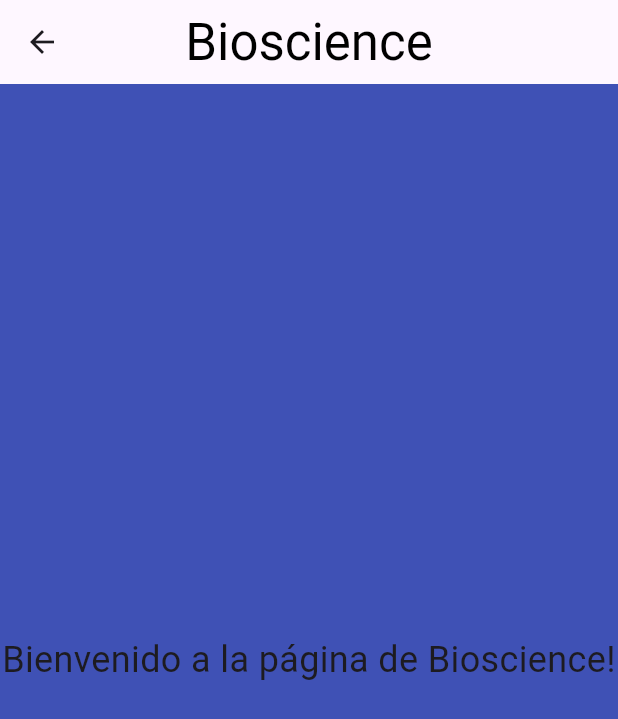
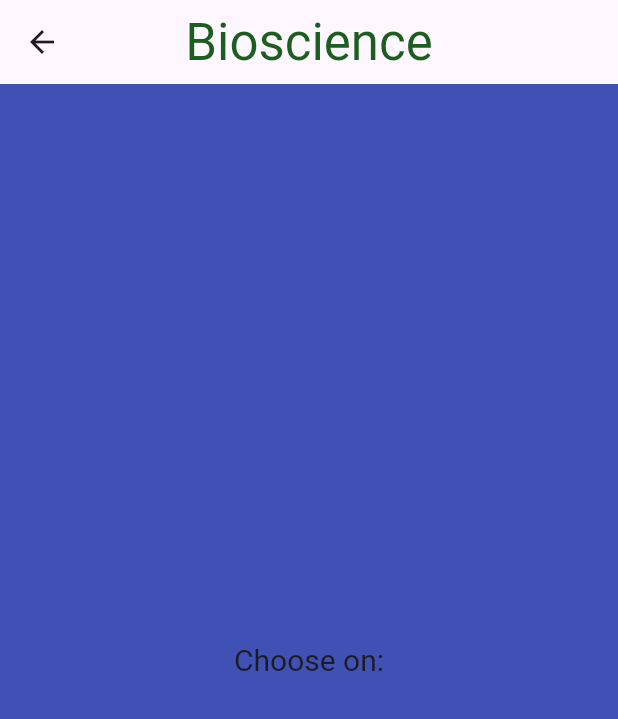
Before and after one commit to Bryan18-Alvarado/quizzApp, a Flutter app: the BiosciencePage screen opened directly, on a phone screen of 412 x 824 dp. Shown: the top 719 px of the screen. Run offline on Flutter 3.47's test engine with Material 3 defaults, Android fonts, the phone set to English and light mode, and no system bars; our stand-ins replace get, google_fonts; Roboto replaces fonts that are missing (Alkatra).

Commit message:
modificacion de colores en bioscience y modificando texto del centro

```diff
--- a/flutter_quizz/lib/screens/bioscience.dart
+++ b/flutter_quizz/lib/screens/bioscience.dart
@@ -1,4 +1,5 @@
 import 'package:flutter/material.dart';
+import 'package:get/get.dart';
 import 'package:google_fonts/google_fonts.dart';
 
 class BiosciencePage extends StatelessWidget {
@@ -11,8 +12,8 @@ class BiosciencePage extends StatelessWidget {
           'Bioscience',
           style: GoogleFonts.alkatra(
               textStyle:
-                  Theme.of(context).textTheme.headline4, // Corregí el estilo
-              color: Colors.black,
+                  Theme.of(context).textTheme.headlineMedium, // Corregí el estilo
+              color: Colors.green[900],
               fontSize: 34.0,
             ),
           ),
@@ -24,9 +25,14 @@ class BiosciencePage extends StatelessWidget {
           mainAxisAlignment: MainAxisAlignment.center,
           children: [ // Espacio entre "Bioscience" y "Bienvenido"
             Text(
-              'Bienvenido a la página de Bioscience!',
-              style: TextStyle(fontSize: 24.0),
+              'Choose on:',
+              style: GoogleFonts.bodoniModa(
+                fontSize: 20.0,
+                textStyle:
+                 Theme.of(context).textTheme.headline4,
+                ),
               textAlign: TextAlign.center,
+
             ),
           ],
         ),
```
